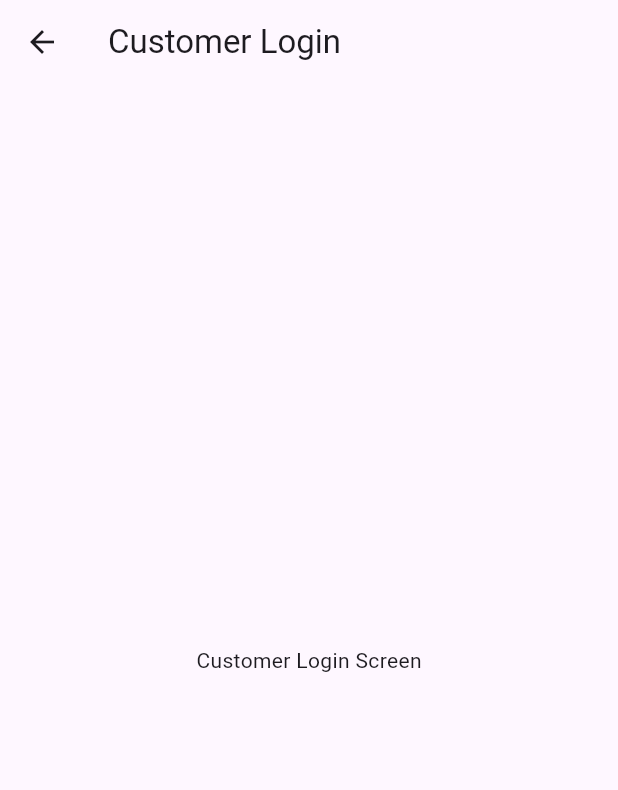
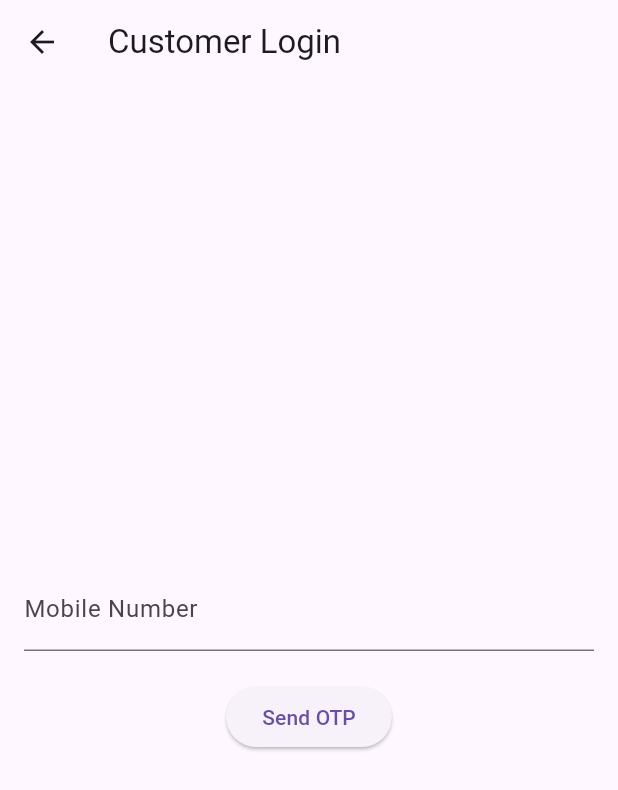
Before and after one commit to me-sreekanth/trainer_admin_user_app, a Flutter app: the screen it shows after launch, after a tap on "Customer Login", on a phone screen of 412 x 824 dp. Shown: the top 790 px of the screen. Run offline on Flutter 3.47's test engine with Material 3 defaults, Android fonts, the light colour scheme and no system bars; our stand-ins replace shared_preferences; missing offline and left inert: dart:html.

Commit message:
Trainer login and Customer signup/login with OTP

```diff
--- a/lib/main.dart
+++ b/lib/main.dart
@@ -1,32 +1,33 @@
 import 'package:flutter/material.dart';
-import 'screens/landing_page.dart';
+import 'package:provider/provider.dart';
+import 'auth_provider.dart';
 import 'screens/admin_login.dart';
 import 'screens/admin_signup.dart';
 import 'screens/admin_dashboard.dart';
 import 'screens/trainer_login.dart';
 import 'screens/trainer_dashboard.dart';
-import 'screens/customer_login.dart';
-import 'screens/customer_dashboard.dart';
-import 'package:provider/provider.dart';
-import 'auth_provider.dart';
+import 'screens/customer_login.dart'; // Ensure you have this screen
+import 'screens/customer_dashboard.dart'; // Ensure you have this screen
+import 'screens/landing_page.dart'; // Import the LandingPage
 
 void main() {
-  runApp(
-    ChangeNotifierProvider(
-      create: (context) => AuthProvider(),
-      child: MyApp(),
-    ),
-  );
+  runApp(MyApp());
 }
 
 class MyApp extends StatelessWidget {
   @override
   Widget build(BuildContext context) {
-    return MaterialApp(
-      title: 'Login App',
+    return ChangeNotifierProvider(
+      create: (context) => AuthProvider(),
+      child: MaterialApp(
+        title: 'Flutter App',
+        theme: ThemeData(
+          primarySwatch: Colors.blue,
+        ),
         initialRoute: '/',
         routes: {
-        '/': (context) => LandingPage(),
+          '/': (context) =>
+              LandingPage(), // Use LandingPage as the initial route
           '/adminLogin': (context) => AdminLoginPage(),
           '/adminSignup': (context) => AdminSignupPage(),
           '/adminDashboard': (context) => AdminDashboardPage(),
@@ -35,6 +36,7 @@ class MyApp extends StatelessWidget {
           '/customerLogin': (context) => CustomerLoginPage(),
           '/customerDashboard': (context) => CustomerDashboardPage(),
         },
+      ),
     );
   }
 }
--- a/lib/screens/customer_login.dart
+++ b/lib/screens/customer_login.dart
@@ -1,15 +1,121 @@
 import 'package:flutter/material.dart';
+import 'package:provider/provider.dart';
+import '../auth_provider.dart';
 
-class CustomerLoginPage extends StatelessWidget {
+class CustomerLoginPage extends StatefulWidget {
+  @override
+  _CustomerLoginPageState createState() => _CustomerLoginPageState();
+}
+
+class _CustomerLoginPageState extends State<CustomerLoginPage> {
+  final TextEditingController _mobileController = TextEditingController();
+  final TextEditingController _otpController = TextEditingController();
+  bool _isOtpSent = false;
+  bool _isLoading = false;
+
   @override
   Widget build(BuildContext context) {
     return Scaffold(
       appBar: AppBar(
         title: Text('Customer Login'),
       ),
-      body: Center(
-        child: Text('Customer Login Screen'),
+      body: Padding(
+        padding: const EdgeInsets.all(16.0),
+        child: Column(
+          mainAxisAlignment: MainAxisAlignment.center,
+          children: [
+            TextField(
+              controller: _mobileController,
+              decoration: InputDecoration(labelText: 'Mobile Number'),
+              keyboardType: TextInputType.phone,
+            ),
+            if (_isOtpSent)
+              TextField(
+                controller: _otpController,
+                decoration: InputDecoration(labelText: 'Enter OTP'),
+                keyboardType: TextInputType.number,
+              ),
+            SizedBox(height: 20),
+            _isLoading
+                ? CircularProgressIndicator()
+                : ElevatedButton(
+                    onPressed: _isOtpSent ? _verifyOtp : _sendOtp,
+                    child: Text(_isOtpSent ? 'Verify OTP' : 'Send OTP'),
+                  ),
+          ],
+        ),
       ),
     );
   }
+
+  Future<void> _sendOtp() async {
+    String mobileNumber = _mobileController.text.trim();
+
+    if (mobileNumber.isEmpty) {
+      ScaffoldMessenger.of(context).showSnackBar(
+        SnackBar(content: Text('Mobile number cannot be empty')),
+      );
+      return;
+    }
+
+    setState(() {
+      _isLoading = true;
+    });
+
+    bool success = await Provider.of<AuthProvider>(context, listen: false)
+        .sendOtp(mobileNumber);
+
+    setState(() {
+      _isLoading = false;
+    });
+
+    if (success) {
+      setState(() {
+        _isOtpSent = true;
+      });
+      ScaffoldMessenger.of(context).showSnackBar(
+        SnackBar(content: Text('OTP sent successfully')),
+      );
+    } else {
+      ScaffoldMessenger.of(context).showSnackBar(
+        SnackBar(content: Text('Failed to send OTP')),
+      );
+    }
+  }
+
+  Future<void> _verifyOtp() async {
+    String mobileNumber = _mobileController.text.trim();
+    String otpCode = _otpController.text.trim();
+
+    if (otpCode.isEmpty) {
+      ScaffoldMessenger.of(context).showSnackBar(
+        SnackBar(content: Text('OTP cannot be empty')),
+      );
+      return;
+    }
+
+    setState(() {
+      _isLoading = true;
+    });
+
+    bool success = await Provider.of<AuthProvider>(context, listen: false)
+        .validateOtp(mobileNumber, otpCode);
+
+    setState(() {
+      _isLoading = false;
+    });
+
+    if (success) {
+      ScaffoldMessenger.of(context).showSnackBar(
+        SnackBar(content: Text('Customer logged in successfully')),
+      );
+
+      // Navigate to customer dashboard
+      Navigator.pushReplacementNamed(context, '/customerDashboard');
+    } else {
+      ScaffoldMessenger.of(context).showSnackBar(
+        SnackBar(content: Text('Failed to verify OTP')),
+      );
+    }
+  }
 }
```
Also changed, not shown: lib/auth_provider.dart (+86 -1 lines), lib/screens/trainer_login.dart (+70 -3 lines). Lines whose indentation alone changed are shown as unchanged.
